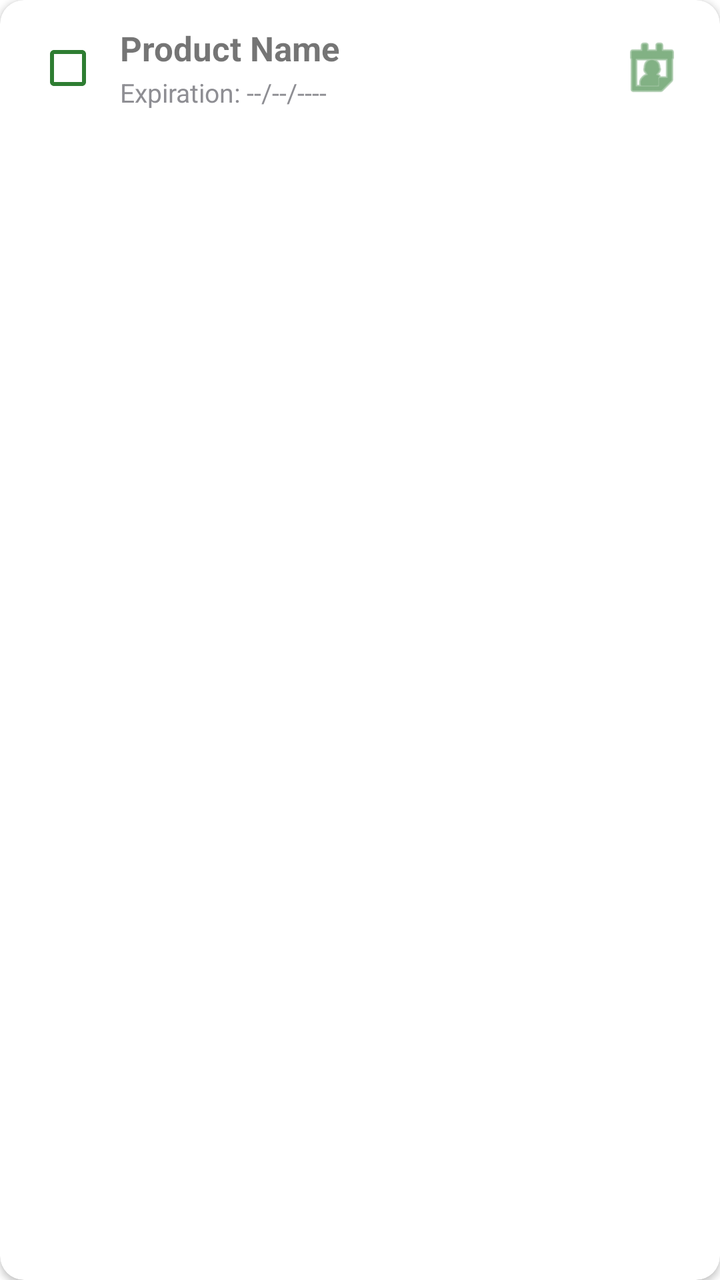
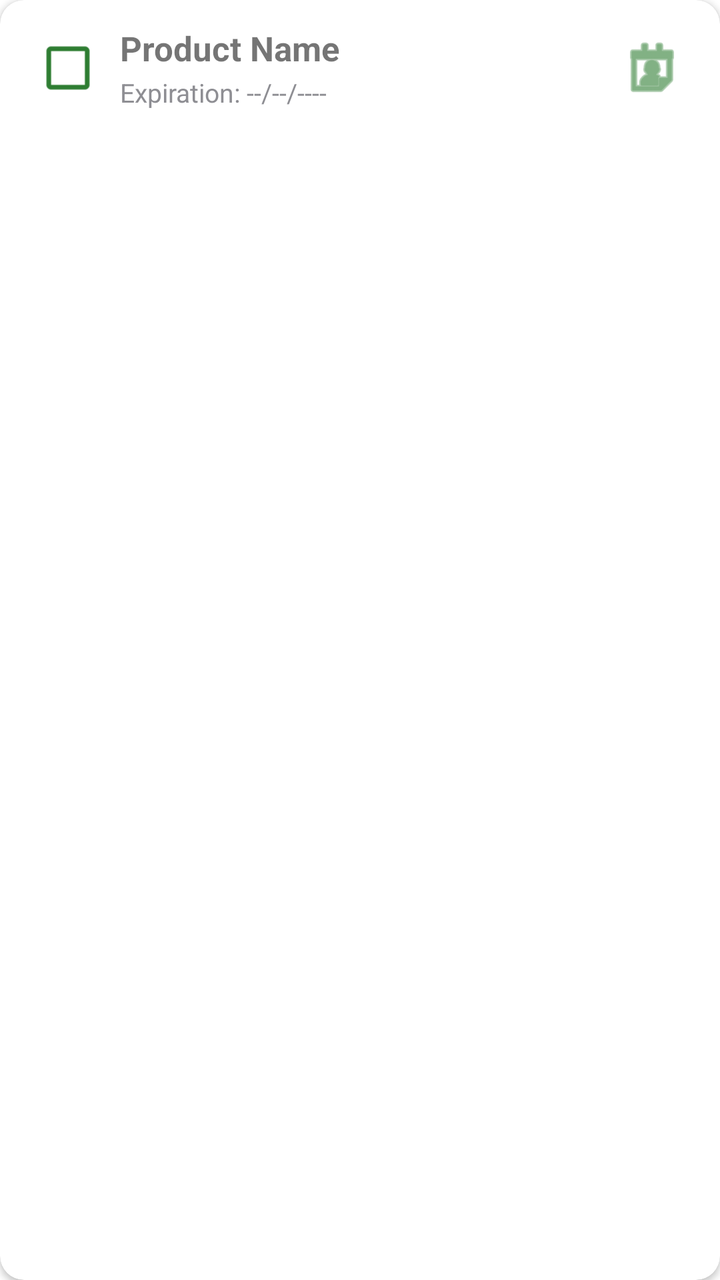

An Android layout rendered at two revisions. The XML below is the earlier revision; the diff shows what the commit changed to produce the second picture.
<!-- AndroidManifest.xml: application theme Theme.SafelystApp -->
<!-- res/layout/product_detail_object.xml -->
<?xml version="1.0" encoding="utf-8"?>
<androidx.cardview.widget.CardView xmlns:android="http://schemas.android.com/apk/res/android"
    xmlns:app="http://schemas.android.com/apk/res-auto"
    android:layout_width="match_parent"
    android:layout_height="wrap_content"
    android:layout_marginHorizontal="16dp"
    android:layout_marginVertical="6dp"
    app:cardCornerRadius="12dp"
    app:cardElevation="2dp">

    <LinearLayout
        android:layout_width="match_parent"
        android:layout_height="wrap_content"
        android:gravity="center_vertical"
        android:orientation="horizontal"
        android:padding="12dp">

        <CheckBox
            android:id="@+id/checkIfBought"
            android:layout_width="44dp"
            android:layout_height="44dp"
            android:buttonTint="#2E7D32"/>

        <ImageView
            android:id="@+id/imgWarning"
            android:layout_width="24dp"
            android:layout_height="24dp"
            android:layout_marginHorizontal="8dp"
            android:src="@android:drawable/stat_notify_error"
            app:tint="#D32F2F"
            android:visibility="gone"/>

        <LinearLayout
            android:layout_width="0dp"
            android:layout_height="wrap_content"
            android:layout_weight="1"
            android:orientation="vertical"
            android:layout_marginStart="4dp">

            <TextView
                android:id="@+id/productNameTextView"
                android:layout_width="wrap_content"
                android:layout_height="wrap_content"
                android:text="Product Name"
                android:textSize="17sp"
                android:textStyle="bold" />

            <TextView
                android:id="@+id/expirationDate"
                android:layout_width="wrap_content"
                android:layout_height="wrap_content"
                android:text="Expiration: --/--/----"
                android:textColor="#8E8E93"
                android:textSize="13sp"
                android:layout_marginTop="2dp"/>
        </LinearLayout>

        <ImageButton
            android:id="@+id/datePickerButton"
            android:layout_width="44dp"
            android:layout_height="44dp"
            android:background="?attr/selectableItemBackgroundBorderless"
            android:contentDescription="Set expiration date"
            android:padding="5dp"
            android:scaleType="fitCenter"
            android:src="@android:drawable/ic_menu_my_calendar"
            app:tint="#2E7D32"/>

    </LinearLayout>
</androidx.cardview.widget.CardView>
<!-- resources referenced by this layout -->
<resources>
  <style name="Theme.SafelystApp" parent="Theme.MaterialComponents.DayNight.DarkActionBar">
          
          <item name="colorPrimary">@color/purple_500</item>
          <item name="colorPrimaryVariant">@color/purple_700</item>
          <item name="colorOnPrimary">@color/white</item>
          
          <item name="colorSecondary">@color/teal_200</item>
          <item name="colorSecondaryVariant">@color/teal_700</item>
          <item name="colorOnSecondary">@color/black</item>
          
          <item name="android:statusBarColor">?attr/colorPrimaryVariant</item>
          
      </style>
  <color name="purple_500">#FF6200EE</color>
  <color name="purple_700">#FF3700B3</color>
  <color name="white">#FFFFFFFF</color>
  <color name="teal_200">#FF03DAC5</color>
  <color name="teal_700">#FF018786</color>
  <color name="black">#FF000000</color>
</resources>

<!-- the commit's change to res/layout/product_detail_object.xml (unified diff, before → after) -->
@@ -19,6 +19,8 @@
             android:id="@+id/checkIfBought"
             android:layout_width="44dp"
             android:layout_height="44dp"
+            android:scaleX="1.2"
+            android:scaleY="1.2"
             android:buttonTint="#2E7D32"/>
 
         <ImageView
